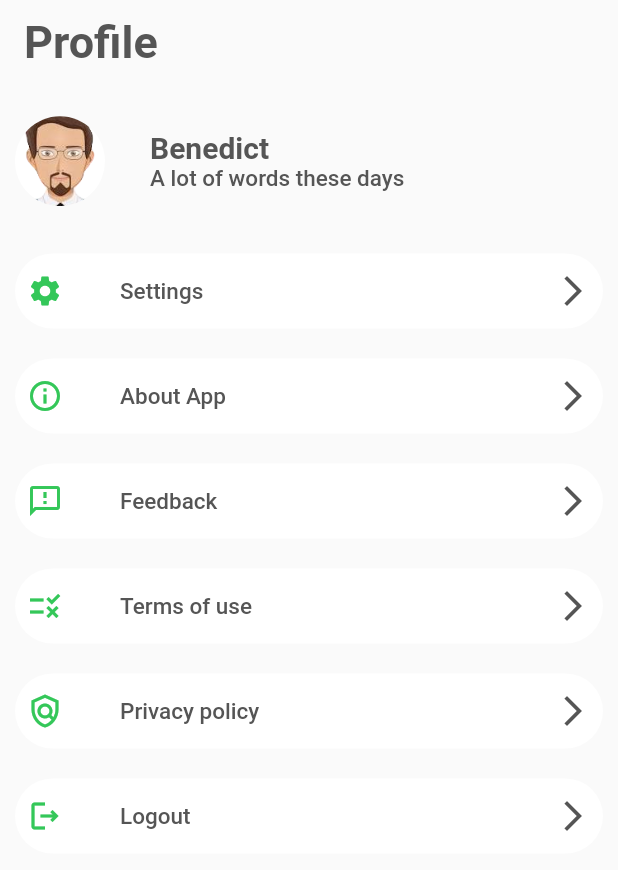
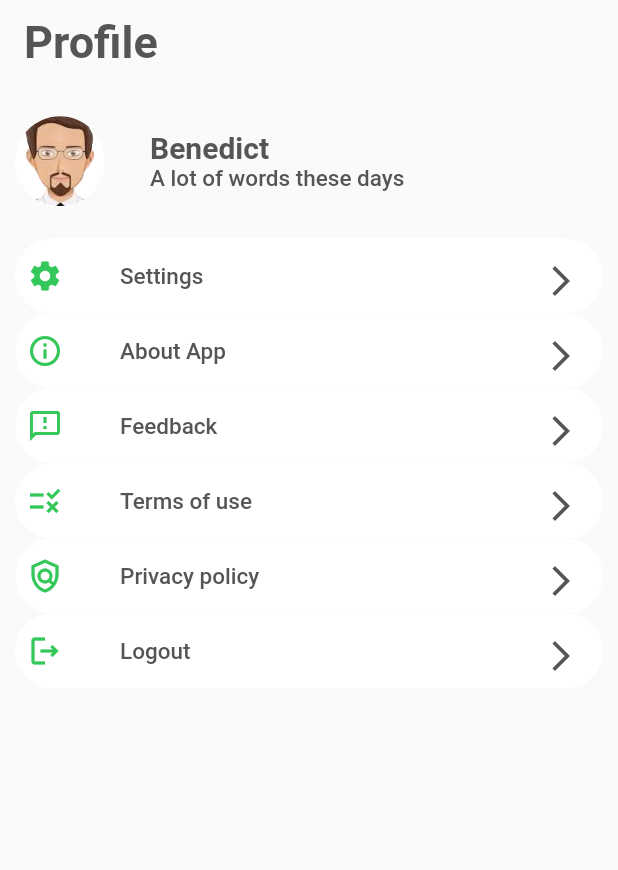
Before and after one commit to Stephen-Essoun/health-reminder, a Flutter app: the ProfileView screen opened directly, on a phone screen of 412 x 824 dp. Shown: the top 870 px of the screen. Run offline on Flutter 3.47's test engine with Material 2 defaults, Android fonts, the phone set to English and light mode, and no system bars; our stand-ins replace firebase_auth, firebase_core, font_awesome_flutter, percent_indicator, table_calendar; accounts and stored records are empty; Roboto replaces fonts that are missing (Montserrat).

Commit message:
worked in theprofile view page

```diff
--- a/lib/authentication/auth_provider.dart
+++ b/lib/authentication/auth_provider.dart
@@ -1,10 +1,4 @@
-import 'package:firebase_auth/firebase_auth.dart';
-
 import 'auth_user.dart';
-
-class Auth {
-  // FirebaseAuth auth = FirebaseAuth();
-}
 
 abstract class AuthProvider {
   Future<void> initialize();
--- a/lib/authentication/firebase_auth_provider.dart
+++ b/lib/authentication/firebase_auth_provider.dart
@@ -1,6 +1,8 @@
 import 'package:firebase_auth/firebase_auth.dart';
 import 'package:firebase_core/firebase_core.dart';
+import 'package:flutter/material.dart';
 
+import '../commons/utils/routes.dart';
 import '../firebase_options.dart';
 import 'auth_exception.dart';
 import 'auth_provider.dart';
@@ -33,8 +35,6 @@ class FirebaseAuthProvider implements AuthProvider {
       } else {
         throw GenericAuthException();
       }
-    } catch (_) {
-      throw GenericAuthException();
     }
   }
 
@@ -72,8 +72,6 @@ class FirebaseAuthProvider implements AuthProvider {
       } else {
         throw GenericAuthException();
       }
-    } catch (_) {
-      throw GenericAuthException();
     }
   }
 
--- /dev/null
+++ b/lib/commons/components/profile_listtile.dart
@@ -0,0 +1,48 @@
+
+import 'package:flutter/material.dart';
+
+import '../utils/colors.dart';
+import '../utils/text_theme.dart';
+
+class Tile extends StatelessWidget {
+  const Tile({
+    Key? key,
+    this.onPressed,
+    required this.leading,
+    required this.identifier,
+    required this.trailing,
+  }) : super(key: key);
+  final Widget leading;
+  final String identifier;
+  final Widget trailing;
+  final void Function()? onPressed;
+  @override
+  Widget build(BuildContext context) {
+    return GestureDetector(
+      onTap: onPressed,
+      child: Container(
+        height: 50,
+        width: MediaQuery.of(context).size.height / 1,
+        decoration: BoxDecoration(
+            color: white, borderRadius: BorderRadius.circular(30)),
+        child: Row(
+          children: [
+            leading,
+            const SizedBox(
+              width: 30,
+            ),
+            Text(
+              identifier,
+              style: textTheme.headline2,
+            ),
+            const Spacer(),
+            Padding(
+              padding: const EdgeInsets.all(8.0),
+              child: trailing,
+            )
+          ],
+        ),
+      ),
+    );
+  }
+}
--- a/lib/module/lmodel.dart
+++ b/lib/module/lmodel.dart
@@ -94,7 +94,8 @@ List lmodel = [
       leading: 'images/amlokard.png',
       title: 'Amlokard',
       subtitle: '2 pills',
-      trailing: Row(
+      trailing: Expanded(
+        child: Row(
           children: [
             ...List.generate(
               cmodel.length,
@@ -113,5 +114,6 @@ List lmodel = [
               ),
             )
           ],
+        ),
       )),
 ];
--- a/lib/module/profile_model.dart
+++ b/lib/module/profile_model.dart
@@ -1,18 +1,22 @@
 import 'package:flutter/material.dart';
+import 'package:pillset/authentication/auth_service.dart';
 import 'package:pillset/commons/utils/colors.dart';
 
-class PModel {
+class Tile {
   Widget leading;
   String identifier;
   Widget trailing;
-  PModel(
-      {required this.leading,
-      required this.identifier,
-      required this.trailing});
+  void Function()? onPressed;
+  Tile({
+    this.onPressed,
+    required this.leading,
+    required this.identifier,
+    required this.trailing,
+  });
 }
 
 List pmodel = [
-  PModel(
+  Tile(
       leading: const Padding(
         padding: EdgeInsets.all(8.0),
         child: Icon(
@@ -28,7 +32,7 @@ List pmodel = [
           color: darkGrey,
         ),
       )),
-  PModel(
+  Tile(
       leading: const Padding(
         padding: EdgeInsets.all(8.0),
         child: Icon(
@@ -44,7 +48,7 @@ List pmodel = [
           color: darkGrey,
         ),
       )),
-  PModel(
+  Tile(
       leading: const Padding(
         padding: EdgeInsets.all(8.0),
         child: Icon(
@@ -60,7 +64,7 @@ List pmodel = [
           color: darkGrey,
         ),
       )),
-  PModel(
+  Tile(
       leading: const Padding(
         padding: EdgeInsets.all(8.0),
         child: Icon(
@@ -76,7 +80,7 @@ List pmodel = [
           color: darkGrey,
         ),
       )),
-  PModel(
+  Tile(
       leading: const Padding(
         padding: EdgeInsets.all(8.0),
         child: Icon(
@@ -92,7 +96,10 @@ List pmodel = [
           color: darkGrey,
         ),
       )),
-  PModel(
+  Tile(
+      onPressed: () async {
+        await AuthService.firebase().logout();
+      },
       leading: const Padding(
         padding: EdgeInsets.all(8.0),
         child: Icon(
--- a/lib/views/nav_but_view/fourth_view.dart
+++ b/lib/views/nav_but_view/fourth_view.dart
@@ -1,13 +1,15 @@
 import 'package:flutter/material.dart';
+import 'package:pillset/authentication/auth_service.dart';
 import 'package:pillset/commons/components/appbar.dart';
 import 'package:pillset/commons/utils/colors.dart';
 import 'package:pillset/commons/utils/text_theme.dart';
 
+import '../../commons/utils/routes.dart';
 import '../../module/profile_model.dart';
 
 class ProfileView extends StatelessWidget {
   const ProfileView({super.key});
-
+  final int isLastIndex = 5;
   @override
   Widget build(BuildContext context) {
     return Scaffold(
@@ -45,32 +47,153 @@ class ProfileView extends StatelessWidget {
                 ],
               ),
             ),
-            ...List.generate(
-                pmodel.length,
-                (index) => Padding(
-                      padding: const EdgeInsets.symmetric(vertical: 10),
-                      child: Container(
-                        height: 50,
-                        width: MediaQuery.of(context).size.height/1,
-                        decoration: BoxDecoration(
-                            color: white,
-                            borderRadius: BorderRadius.circular(30)),
-                        child: Row(
-                          children: [
-                            pmodel[index].leading,
-                            const SizedBox(
-                              width: 30,
-                            ),
-                            Text(pmodel[index].identifier,style: textTheme.headline2),
-                            const Spacer(),
-                            pmodel[index].trailing
-                          ],
-                        ),
-                      ),
-                    ))
+            const Tile(
+                leading: Padding(
+                  padding: EdgeInsets.all(8.0),
+                  child: Icon(
+                    Icons.settings,
+                    color: green,
+                  ),
+                ),
+                identifier: 'Settings',
+                trailing: Padding(
+                  padding: EdgeInsets.all(8.0),
+                  child: Icon(
+                    Icons.arrow_forward_ios,
+                    color: darkGrey,
+                  ),
+                )),
+            const Tile(
+                leading: Padding(
+                  padding: EdgeInsets.all(8.0),
+                  child: Icon(
+                    Icons.info_outline,
+                    color: green,
+                  ),
+                ),
+                identifier: 'About App',
+                trailing: Padding(
+                  padding: EdgeInsets.all(8.0),
+                  child: Icon(
+                    Icons.arrow_forward_ios,
+                    color: darkGrey,
+                  ),
+                )),
+            const Tile(
+                leading: Padding(
+                  padding: EdgeInsets.all(8.0),
+                  child: Icon(
+                    Icons.feedback_outlined,
+                    color: green,
+                  ),
+                ),
+                identifier: 'Feedback',
+                trailing: Padding(
+                  padding: EdgeInsets.all(8.0),
+                  child: Icon(
+                    Icons.arrow_forward_ios,
+                    color: darkGrey,
+                  ),
+                )),
+            const Tile(
+                leading: Padding(
+                  padding: EdgeInsets.all(8.0),
+                  child: Icon(
+                    Icons.rule_outlined,
+                    color: green,
+                  ),
+                ),
+                identifier: 'Terms of use',
+                trailing: Padding(
+                  padding: EdgeInsets.all(8.0),
+                  child: Icon(
+                    Icons.arrow_forward_ios,
+                    color: darkGrey,
+                  ),
+                )),
+            const Tile(
+                leading: Padding(
+                  padding: EdgeInsets.all(8.0),
+                  child: Icon(
+                    Icons.policy_outlined,
+                    color: green,
+                  ),
+                ),
+                identifier: 'Privacy policy',
+                trailing: Padding(
+                  padding: EdgeInsets.all(8.0),
+                  child: Icon(
+                    Icons.arrow_forward_ios,
+                    color: darkGrey,
+                  ),
+                )),
+            Tile(
+                onPressed: () async {
+                  await AuthService.firebase().logout().then((value) =>
+                      Navigator.pushNamedAndRemoveUntil(
+                          context, signInRoute, (route) => false));
+                },
+                leading: const Padding(
+                  padding: EdgeInsets.all(8.0),
+                  child: Icon(
+                    Icons.logout_outlined,
+                    color: green,
+                  ),
+                ),
+                identifier: 'Logout',
+                trailing: const Padding(
+                  padding: EdgeInsets.all(8.0),
+                  child: Icon(
+                    Icons.arrow_forward_ios,
+                    color: darkGrey,
+                  ),
+                ))
           ],
         ),
       ),
     );
   }
 }
+
+class Tile extends StatelessWidget {
+  const Tile({
+    Key? key,
+    this.onPressed,
+    required this.leading,
+    required this.identifier,
+    required this.trailing,
+  }) : super(key: key);
+  final Widget leading;
+  final String identifier;
+  final Widget trailing;
+  final void Function()? onPressed;
+  @override
+  Widget build(BuildContext context) {
+    return GestureDetector(
+      onTap: onPressed,
+      child: Container(
+        height: 50,
+        width: MediaQuery.of(context).size.height / 1,
+        decoration: BoxDecoration(
+            color: white, borderRadius: BorderRadius.circular(30)),
+        child: Row(
+          children: [
+            leading,
+            const SizedBox(
+              width: 30,
+            ),
+            Text(
+              identifier,
+              style: textTheme.headline2,
+            ),
+            const Spacer(),
+            Padding(
+              padding: const EdgeInsets.all(8.0),
+              child: trailing,
+            )
+          ],
+        ),
+      ),
+    );
+  }
+}
```
Also changed, not shown: lib/commons/components/textfield.dart (+6 -6 lines), lib/main.dart (+10 -12 lines), lib/views/home_view.dart (+6 -7 lines), lib/views/registeration_view/register_view.dart (+7 -7 lines), lib/views/registeration_view/signin_view.dart (+42 -39 lines), lib/views/registeration_view/verify_email_view.dart (+10 -5 lines), pubspec.yaml (+5 -5 lines), lib/commons/utils/error_dialogue.dart (line endings or trailing spaces), lib/firebase_options.dart, pubspec.lock, 5 other files. Lines whose indentation alone changed are shown as unchanged.
